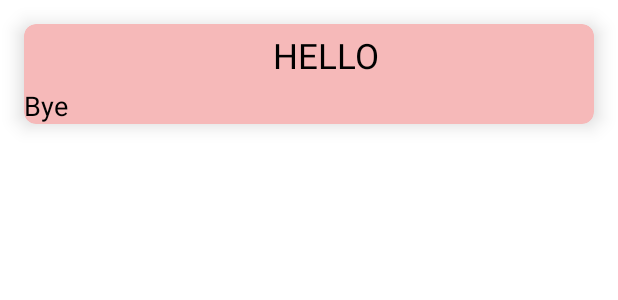
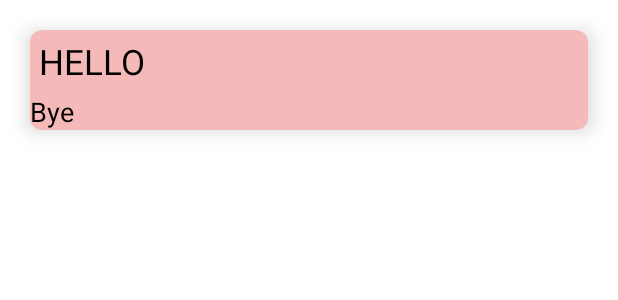
Before and after one commit to Anii232002/Daily_Manager, an Android app: the layout item.xml on its own in the app's theme, with its tools: preview values and no code run, on a phone screen of 412 x 824 dp. Shown: the top 300 px of the screen. Run offline under Robolectric (Android 15) with nearby library versions, the light colour scheme and no system bars.

```diff
--- a/app/src/main/java/com/example/dailymanager/Notes.java
+++ b/app/src/main/java/com/example/dailymanager/Notes.java
@@ -52,7 +52,7 @@ public class Notes extends AppCompatActivity {
 
     private void EventChangeListener() {
 
-        db.collection("Notes")
+        db.collection("notes")
                 .addSnapshotListener(new EventListener<QuerySnapshot>() {
                     @Override
                     public void onEvent(@Nullable QuerySnapshot value, @Nullable FirebaseFirestoreException error) {
--- a/app/src/main/res/layout/activity_notes.xml
+++ b/app/src/main/res/layout/activity_notes.xml
@@ -12,7 +12,7 @@
         android:layout_height="wrap_content"
         android:onClick="newnote"
         android:text="ADD"
-        app:layout_constraintBottom_toBottomOf="parent"
+        app:layout_constraintBottom_toBottomOf="@id/recyclerview"
         app:layout_constraintEnd_toEndOf="parent"
         app:layout_constraintHorizontal_bias="0.498"
         app:layout_constraintStart_toStartOf="parent"
@@ -26,8 +26,10 @@
         android:layout_marginTop="2dp"
         app:layout_constraintBottom_toBottomOf="parent"
         app:layout_constraintEnd_toEndOf="parent"
+        app:layout_constraintHorizontal_bias="1.0"
         app:layout_constraintStart_toStartOf="parent"
-        app:layout_constraintTop_toBottomOf="@+id/button2" />
+        app:layout_constraintTop_toBottomOf="@+id/button2"
+        app:layout_constraintVertical_bias="0.0" />
 
 
 </androidx.constraintlayout.widget.ConstraintLayout>
--- a/app/src/main/res/layout/item.xml
+++ b/app/src/main/res/layout/item.xml
@@ -6,7 +6,7 @@
     app:cardCornerRadius="8dp"
     app:cardElevation="8dp"
     app:cardBackgroundColor="#F6B9B9"
-    android:layout_margin="16dp">
+    android:layout_margin="20dp">
 
     <LinearLayout
         android:layout_width="match_parent"
@@ -16,7 +16,6 @@
             android:id="@+id/title"
             android:text="HELLO"
             android:textAlignment="center"
-            android:layout_marginLeft="160dp"
             android:layout_width="wrap_content"
             android:layout_height="wrap_content"
             android:textColor="@color/black"
```
